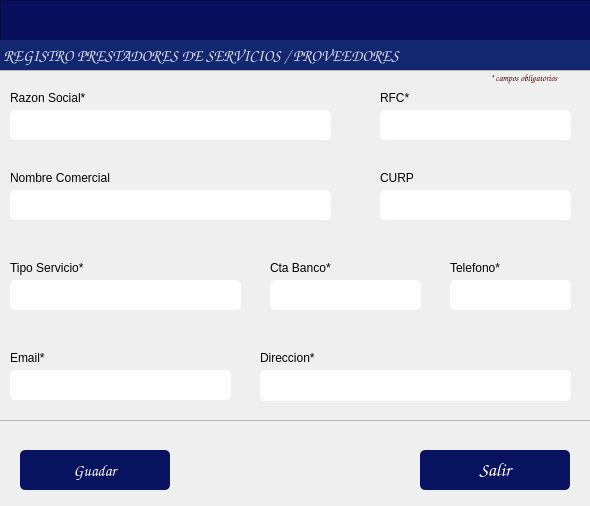
This is gui/formRegProveedor.ui in alucard8130/app_gest_adm.v1_exe as Qt 5 draws it before an edit. The edited form follows.
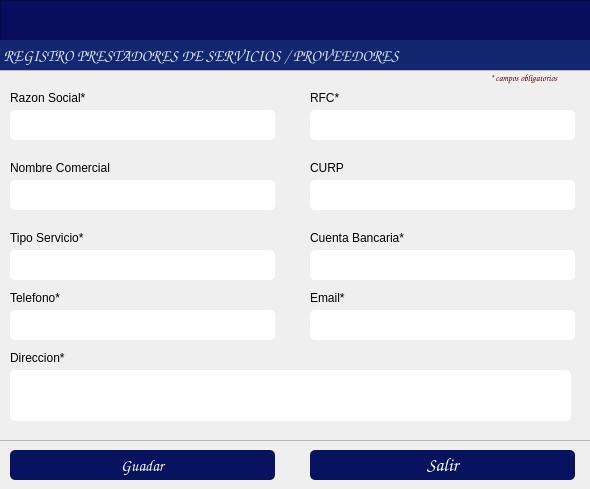
This is the edited form. Icons and pictures are not drawn.

```diff
--- a/gui/formRegProveedor.ui
+++ b/gui/formRegProveedor.ui
@@ -10,7 +10,7 @@
     <x>0</x>
     <y>0</y>
     <width>590</width>
-    <height>506</height>
+    <height>489</height>
    </rect>
   </property>
   <property name="windowTitle">
@@ -22,10 +22,10 @@
   <widget class="QPushButton" name="btnRegistrar">
    <property name="geometry">
     <rect>
-     <x>20</x>
+     <x>10</x>
      <y>450</y>
-     <width>150</width>
-     <height>40</height>
+     <width>265</width>
+     <height>30</height>
     </rect>
    </property>
    <property name="font">
@@ -56,10 +56,10 @@
   <widget class="QPushButton" name="btnSalir">
    <property name="geometry">
     <rect>
-     <x>420</x>
+     <x>310</x>
      <y>450</y>
-     <width>150</width>
-     <height>40</height>
+     <width>265</width>
+     <height>30</height>
     </rect>
    </property>
    <property name="font">
@@ -148,7 +148,7 @@
      <x>-10</x>
      <y>70</y>
      <width>601</width>
-     <height>351</height>
+     <height>371</height>
     </rect>
    </property>
    <property name="frameShape">
@@ -173,8 +173,8 @@
    <widget class="QLabel" name="label_6">
     <property name="geometry">
      <rect>
-      <x>20</x>
-      <y>280</y>
+      <x>320</x>
+      <y>220</y>
       <width>91</width>
       <height>16</height>
      </rect>
@@ -186,7 +186,7 @@
    <widget class="QLabel" name="label_10">
     <property name="geometry">
      <rect>
-      <x>390</x>
+      <x>320</x>
       <y>20</y>
       <width>71</width>
       <height>16</height>
@@ -199,22 +199,22 @@
    <widget class="QLabel" name="label_12">
     <property name="geometry">
      <rect>
-      <x>280</x>
-      <y>190</y>
-      <width>71</width>
+      <x>320</x>
+      <y>160</y>
+      <width>101</width>
       <height>16</height>
      </rect>
     </property>
     <property name="text">
-     <string>Cta Banco*</string>
+     <string>Cuenta Bancaria*</string>
     </property>
    </widget>
    <widget class="QLineEdit" name="txtEmail">
     <property name="geometry">
      <rect>
-      <x>20</x>
-      <y>300</y>
-      <width>221</width>
+      <x>320</x>
+      <y>240</y>
+      <width>265</width>
       <height>30</height>
      </rect>
     </property>
@@ -250,7 +250,7 @@
     <property name="geometry">
      <rect>
       <x>20</x>
-      <y>100</y>
+      <y>90</y>
       <width>111</width>
       <height>16</height>
      </rect>
@@ -262,9 +262,9 @@
    <widget class="QLineEdit" name="txtBanco">
     <property name="geometry">
      <rect>
-      <x>280</x>
-      <y>210</y>
-      <width>151</width>
+      <x>320</x>
+      <y>180</y>
+      <width>265</width>
       <height>30</height>
      </rect>
     </property>
@@ -277,7 +277,7 @@
      <rect>
       <x>20</x>
       <y>40</y>
-      <width>321</width>
+      <width>265</width>
       <height>30</height>
      </rect>
     </property>
@@ -289,8 +289,8 @@
     <property name="geometry">
      <rect>
       <x>20</x>
-      <y>120</y>
-      <width>321</width>
+      <y>110</y>
+      <width>265</width>
       <height>30</height>
      </rect>
     </property>
@@ -301,10 +301,10 @@
    <widget class="QLineEdit" name="txtDireccion">
     <property name="geometry">
      <rect>
-      <x>270</x>
+      <x>20</x>
       <y>300</y>
-      <width>311</width>
-      <height>31</height>
+      <width>561</width>
+      <height>51</height>
      </rect>
     </property>
     <property name="styleSheet">
@@ -314,7 +314,7 @@
    <widget class="QLabel" name="label_15">
     <property name="geometry">
      <rect>
-      <x>270</x>
+      <x>20</x>
       <y>280</y>
       <width>101</width>
       <height>16</height>
@@ -327,8 +327,8 @@
    <widget class="QLabel" name="label_16">
     <property name="geometry">
      <rect>
-      <x>390</x>
-      <y>100</y>
+      <x>320</x>
+      <y>90</y>
       <width>71</width>
       <height>16</height>
      </rect>
@@ -341,7 +341,7 @@
     <property name="geometry">
      <rect>
       <x>20</x>
-      <y>190</y>
+      <y>160</y>
       <width>101</width>
       <height>16</height>
      </rect>
@@ -353,9 +353,9 @@
    <widget class="QLineEdit" name="txtTelefono">
     <property name="geometry">
      <rect>
-      <x>460</x>
-      <y>210</y>
-      <width>121</width>
+      <x>20</x>
+      <y>240</y>
+      <width>265</width>
       <height>30</height>
      </rect>
     </property>
@@ -366,8 +366,8 @@
    <widget class="QLabel" name="label_19">
     <property name="geometry">
      <rect>
-      <x>460</x>
-      <y>190</y>
+      <x>20</x>
+      <y>220</y>
       <width>71</width>
       <height>16</height>
      </rect>
@@ -380,8 +380,8 @@
     <property name="geometry">
      <rect>
       <x>20</x>
-      <y>210</y>
-      <width>231</width>
+      <y>180</y>
+      <width>265</width>
       <height>30</height>
      </rect>
     </property>
@@ -392,9 +392,9 @@
    <widget class="QLineEdit" name="txtRFC">
     <property name="geometry">
      <rect>
-      <x>390</x>
+      <x>320</x>
       <y>40</y>
-      <width>191</width>
+      <width>265</width>
       <height>30</height>
      </rect>
     </property>
@@ -405,9 +405,9 @@
    <widget class="QLineEdit" name="txtCURP">
     <property name="geometry">
      <rect>
-      <x>390</x>
-      <y>120</y>
-      <width>191</width>
+      <x>320</x>
+      <y>110</y>
+      <width>265</width>
       <height>30</height>
      </rect>
     </property>
```
